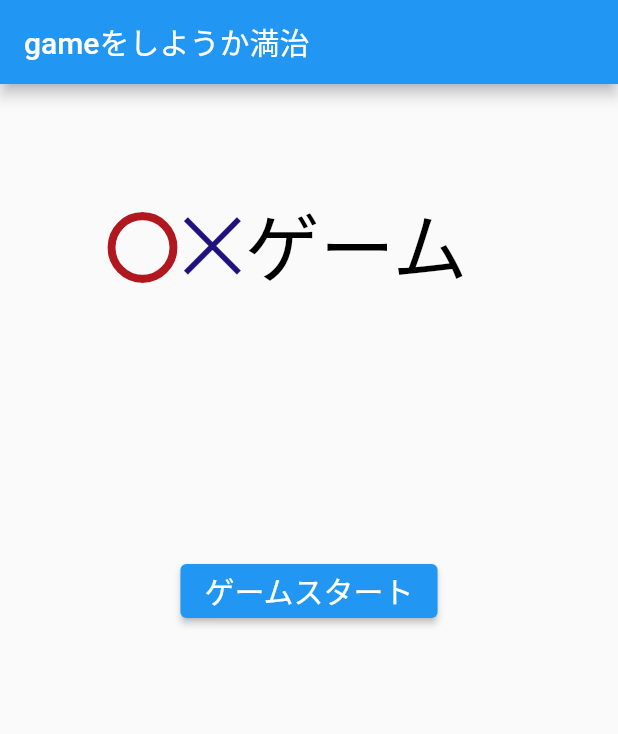
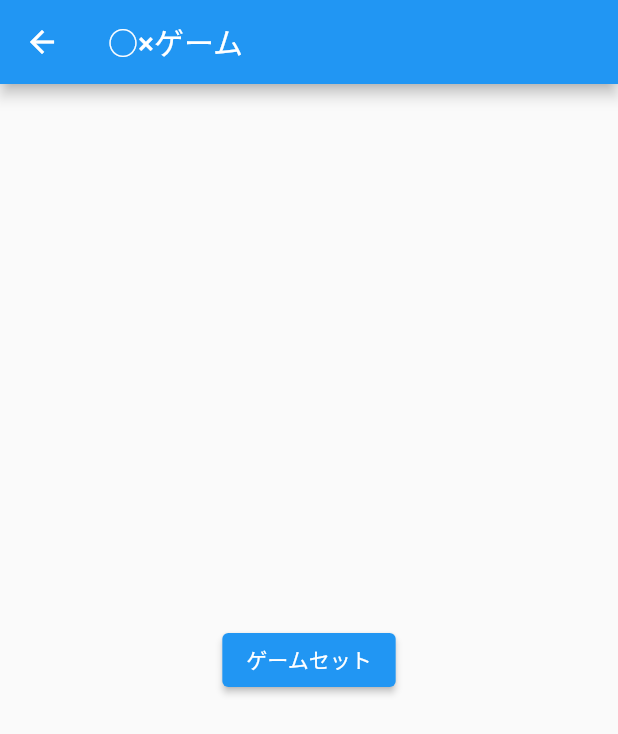
Before and after one commit to riataso/flutter_tic_tac_toe, a Flutter app: the screen it shows after launch, after a tap on "ゲームスタート", on a phone screen of 412 x 824 dp. Shown: the top 734 px of the screen. Run offline on Flutter 3.47's test engine with Material 2 defaults, Android fonts, the phone set to English and light mode, and no system bars.

Commit message:
画面遷移実装

```diff
--- a/lib/main.dart
+++ b/lib/main.dart
@@ -1,4 +1,5 @@
 import 'package:flutter/material.dart';
+import 'mainPage.dart';
 
 void main() {
   runApp(const MyApp());
@@ -10,75 +11,7 @@ class MyApp extends StatelessWidget {
   @override
   Widget build(BuildContext context) {
     return MaterialApp(
-      home: Scaffold(
-        appBar: AppBar(
-          title: const Text('gameをしようか満治'),
-        ),
-      body: Center(
-        child: Column(
-          children: <Widget> [
-             _titleArea(),
-            _buttonArea()
-          ],
-        ),
-
-      ),
-      ),
+    home: mainPage()
     );
   }
 }
-
-
-
-
- Widget _titleArea() {
-    return Container(
-       margin: EdgeInsets.all(70.0),
-      child: Row(
-        crossAxisAlignment: CrossAxisAlignment.start,
-        children: <Widget> [
-           Container(
-                  child: Text(
-                    "〇",
-                    style: TextStyle(
-                        fontWeight: FontWeight.bold, fontSize: 50 ,color: Color.fromARGB(255, 176, 23, 30) ),
-
-                  ),
-                ),
-                Container(  // 3.1.2行目
-                  child: Text(
-                    "✕",
-                    style: TextStyle(fontSize: 50, color: Color.fromARGB(255, 32, 17, 126)),
-                  ),
-                ),
-                 Container(  // 3.1.2行目
-                  child: Text(
-                    "ゲーム",
-                    style: TextStyle(fontSize: 50, color: Color.fromARGB(255,0,0,0)),
-                  ),
-                 ),
-        ],
-          )    // 1行目
-    );
- }
-
-
-
-  Widget _buttonArea() {
-    return Container(
-      margin: EdgeInsets.only(top: 100),
-      child: ElevatedButton(
-            child: Text(
-              'ゲームスタート',
-              style: TextStyle(fontSize: 20,),
-            ),
-            onPressed: () {
-              print('クリックされました');
-            },
-            onLongPress: () {
-              print('長押しされました');
-            }
-        )
-      );
-
-  }
--- /dev/null
+++ b/lib/mainPage.dart
@@ -0,0 +1,57 @@
+import 'package:flutter/material.dart';
+import 'package:flutter_tic_tac_toe/startPlayPage.dart';
+
+class mainPage extends StatelessWidget {
+  @override
+  Widget build(BuildContext context) {
+    return Scaffold(
+      appBar: AppBar(
+         centerTitle: true,
+        title: const Text('勝負しようか満治'),
+      ),
+      body: Center(
+          child: Column(
+            mainAxisSize: MainAxisSize.min,
+        children: [
+          Row(
+             mainAxisAlignment: MainAxisAlignment.center,
+            children:[
+               Container(
+                  child: Text(
+                    "〇",
+                    style: TextStyle(
+                        fontWeight: FontWeight.bold, fontSize: 50 ,color: Color.fromARGB(255, 176, 23, 30) ),
+
+                  ),
+                ),
+                Container(  // 3.1.2行目
+                  child: Text(
+                    "✕",
+                    style: TextStyle(fontSize: 50, color: Color.fromARGB(255, 32, 17, 126)),
+                  ),
+                ),
+                 Container(  // 3.1.2行目
+                  child: Text(
+                    "ゲーム",
+                    style: TextStyle(fontSize: 50, color: Color.fromARGB(255,0,0,0)),
+                  ),
+                 ),
+            ],
+          ),
+          Container(
+            height: 300,
+          ),
+          ElevatedButton(
+            onPressed: () {
+              Navigator.push(
+                context,
+                MaterialPageRoute(builder: (context) => startPlayPage()),
+              );
+            },
+            child: const Text('ゲームスタート'),
+          ),
+        ],
+      )),
+    );
+  }
+}
--- /dev/null
+++ b/lib/startPlayPage.dart
@@ -0,0 +1,19 @@
+import  'package:flutter/material.dart';
+
+class startPlayPage extends StatelessWidget {
+  @override
+  Widget build(BuildContext context) {
+    return Scaffold(
+       appBar: AppBar(
+          title: const Text('○×ゲーム'),
+        ),
+      body: Center(
+        child: ElevatedButton(
+            onPressed: (){
+            },
+        child: const Text('ゲームセット'),
+        ),
+      ),
+    );
+  }
+}
```
